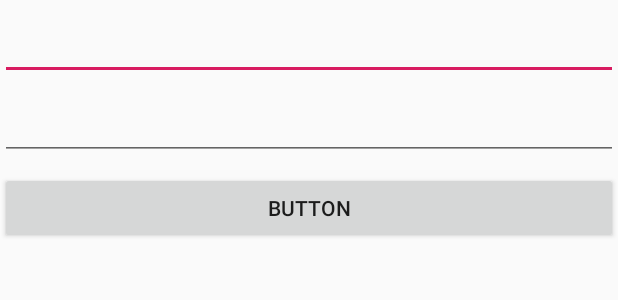
After one commit to fedorrroff/Chat, an Android app: the layout login_fragment3.xml on its own in the app's theme, with its tools: preview values and no code run, on a phone screen of 412 x 824 dp. The commit adds this screen. Shown: the top 300 px of the screen. Run offline under Robolectric (Android 15) with nearby library versions, the phone set to English and light mode, and no system bars.

Commit message:
Initial commit

```diff
--- /dev/null
+++ b/app/src/main/java/com/example/myapplication/chat/ChatFragment.kt
@@ -0,0 +1,4 @@
+package com.example.myapplication.chat
+
+class ChatFragment {
+}
--- a/app/src/main/java/com/example/myapplication/models/Chat.kt
+++ b/app/src/main/java/com/example/myapplication/models/Chat.kt
@@ -2,6 +2,7 @@ package com.example.myapplication.models
 
 data class Chat(
     val mesages: List<Message>,
-    val to: User
+    val users: List<Int>,
+    val sentTo: Int
 ) {
 }
--- /dev/null
+++ b/app/src/main/java/com/example/myapplication/models/ChatUser.kt
@@ -0,0 +1,6 @@
+package com.example.myapplication.models
+
+data class ChatUser(
+    val id: Int
+) {
+}
--- a/app/src/main/java/com/example/myapplication/models/User.kt
+++ b/app/src/main/java/com/example/myapplication/models/CurrentUser.kt
@@ -1,7 +1,6 @@
 package com.example.myapplication.models
 
-data class User (
+data class CurrentUser (
     val id: Int,
     val chats: List<Chat>
-) {
-}
+)
--- a/app/src/main/java/com/example/myapplication/models/Message.kt
+++ b/app/src/main/java/com/example/myapplication/models/Message.kt
@@ -3,8 +3,7 @@ package com.example.myapplication.models
 import java.sql.Time
 
 data class Message (
-    val messages: String,
-    val sender: User,
-    val time: Time
+    val message: String,
+    val sender: Int
 ){
 }
--- /dev/null
+++ b/app/src/main/res/layout/login_fragment3.xml
@@ -0,0 +1,36 @@
+<?xml version="1.0" encoding="utf-8"?>
+<androidx.constraintlayout.widget.ConstraintLayout xmlns:android="http://schemas.android.com/apk/res/android"
+    xmlns:app="http://schemas.android.com/apk/res-auto"
+    xmlns:tools="http://schemas.android.com/tools"
+    android:orientation="vertical" android:layout_width="match_parent"
+    android:layout_height="match_parent">
+
+    <EditText
+        android:id="@+id/editText2"
+        android:layout_width="match_parent"
+        android:layout_height="wrap_content"
+        android:layout_marginTop="8dp"
+        app:layout_constraintEnd_toEndOf="parent"
+        app:layout_constraintStart_toStartOf="parent"
+        app:layout_constraintTop_toTopOf="parent" />
+
+    <EditText
+        android:id="@+id/editText3"
+        android:layout_width="match_parent"
+        android:layout_height="wrap_content"
+        android:layout_marginTop="8dp"
+        app:layout_constraintEnd_toEndOf="parent"
+        app:layout_constraintStart_toStartOf="parent"
+        android:inputType="textPassword"
+        app:layout_constraintTop_toBottomOf="@+id/editText2" />
+
+    <Button
+        android:id="@+id/button"
+        android:layout_width="match_parent"
+        android:layout_height="wrap_content"
+        android:layout_marginTop="8dp"
+        android:text="Button"
+        app:layout_constraintTop_toBottomOf="@+id/editText3"
+        tools:layout_editor_absoluteX="32dp" />
+
+</androidx.constraintlayout.widget.ConstraintLayout>
```
Also changed, not shown: app/build.gradle (+7 -2 lines), app/src/main/java/com/example/myapplication/MainActivity.kt (+44 -9 lines), app/src/main/java/com/example/myapplication/chat/adapters/ChatAdapter.kt (added, +49 -0 lines), app/src/main/java/com/example/myapplication/chat/adapters/FallbackAdapterDelegate.kt (added, +42 -0 lines), app/src/main/java/com/example/myapplication/chat/adapters/ReceivedMessageAdapterDelegate.kt (added, +40 -0 lines), app/src/main/java/com/example/myapplication/core/LoginPrefences.kt (added, +23 -0 lines), app/src/main/java/com/example/myapplication/core/MobileApplication.kt (added, +10 -0 lines), app/src/main/java/com/example/myapplication/database/RealtimeDatabase.kt (+47 -8 lines), app/src/main/res/layout/activity_main.xml (+24 -6 lines), app/src/main/res/layout/received_message_item.xml (added, +19 -0 lines), app/src/main/res/layout/sent_message_item.xml (added, +20 -0 lines).
